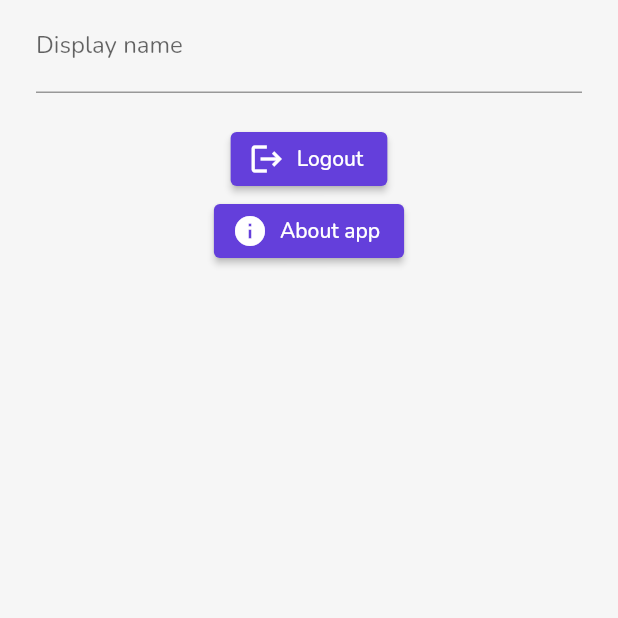
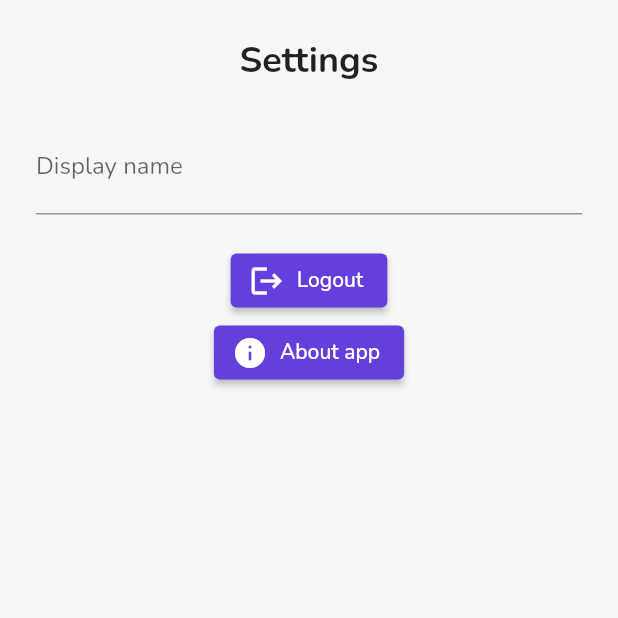
Before and after one commit to Koenigseder/lisp, a Flutter app: the SettingsPageWidget screen opened directly, on a phone screen of 412 x 824 dp, the top half of it. Run offline on Flutter 3.47's test engine with Material 2 defaults, Android fonts, the light colour scheme and no system bars; our stand-ins replace cloud_firestore, email_validator, firebase_auth, firebase_core, google_fonts, package_info_plus; accounts and stored records are empty.

Commit message:
Add "Settings" heading to settings page

```diff
--- a/lib/widgets/homepage_wigdet.dart
+++ b/lib/widgets/homepage_wigdet.dart
@@ -318,7 +318,7 @@ class _HomePageWidgetState extends State<HomePageWidget> {
                               child: Text(
                                 "Welcome ${snapshot.data?.name}!",
                                 style: const TextStyle(
-                                  fontSize: 24,
+                                  fontSize: 24.0,
                                   fontWeight: FontWeight.bold,
                                 ),
                               ),
--- a/lib/widgets/settingspage_widget.dart
+++ b/lib/widgets/settingspage_widget.dart
@@ -88,6 +88,16 @@ class _SettingsPageWidgetState extends State<SettingsPageWidget> {
                   key: formKey,
                   child: Column(
                     children: [
+                      const Padding(
+                        padding: EdgeInsets.only(top: 24.0, bottom: 24.0),
+                        child: Text(
+                          "Settings",
+                          style: TextStyle(
+                            fontSize: 24.0,
+                            fontWeight: FontWeight.bold,
+                          ),
+                        ),
+                      ),
                       TextFormField(
                         controller: _displayNameController,
                         textInputAction: TextInputAction.done,
--- a/pubspec.yaml
+++ b/pubspec.yaml
@@ -15,7 +15,7 @@ publish_to: 'none' # Remove this line if you wish to publish to pub.dev
 # In iOS, build-name is used as CFBundleShortVersionString while build-number used as CFBundleVersion.
 # Read more about iOS versioning at
 # https://developer.apple.com/library/archive/documentation/General/Reference/InfoPlistKeyReference/Articles/CoreFoundationKeys.html
-version: 0.4.0+7
+version: 0.4.1+8
 
 environment:
   sdk: ">=2.17.6 <3.0.0"
```
